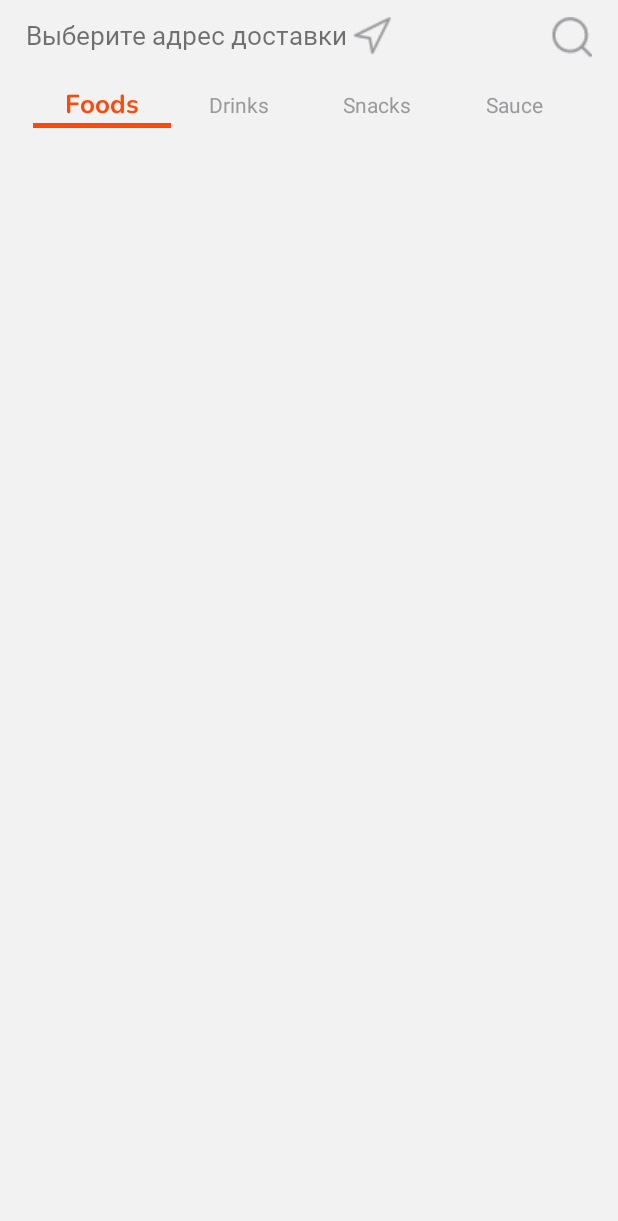
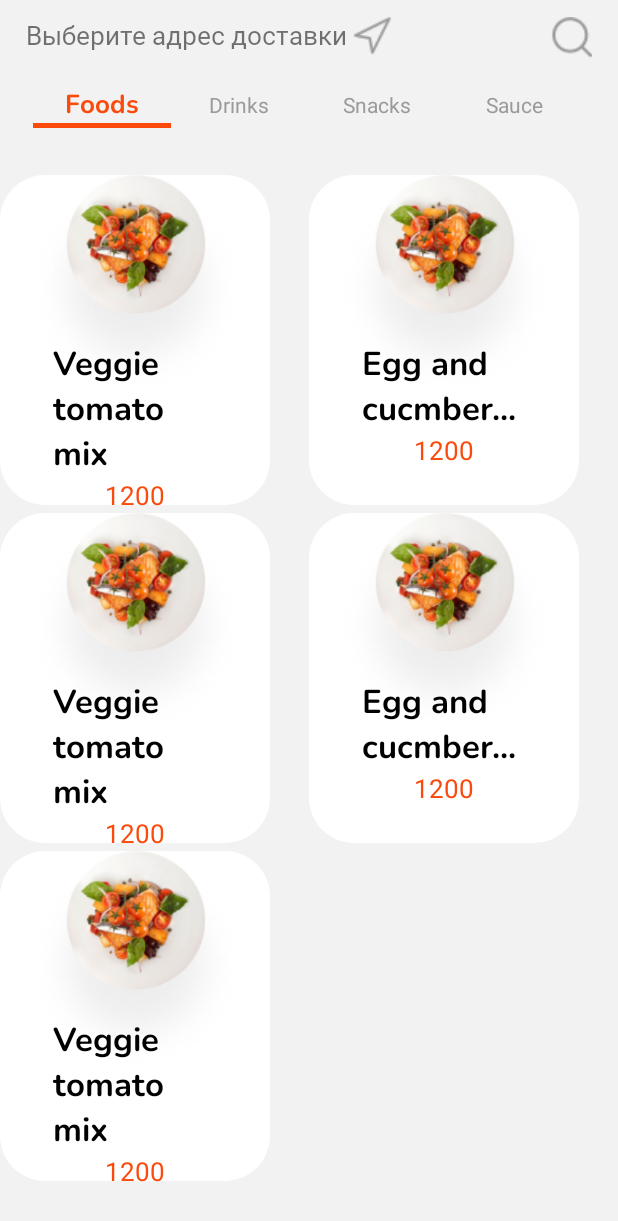
Before and after one commit to LastChanse/WSRFood, an Android app: the MainActivity screen opened directly, with no data from a screen before it, on a phone screen of 412 x 824 dp. Shown: the top 1221 px of the screen. Run offline under Robolectric (Android 15) with nearby library versions, the phone set to English and light mode, and no system bars; our stand-ins replace Volley; network calls fail; 1 statement that could not run was skipped.

Commit message:
Added test content on Main screen

```diff
--- a/app/src/main/AndroidManifest.xml
+++ b/app/src/main/AndroidManifest.xml
@@ -17,12 +17,12 @@
         <activity
             android:name=".SignInScreenActivity"
             android:screenOrientation="portrait"
-            android:noHistory="true"
+            android:noHistory="false"
             android:exported="false" />
         <activity
             android:name=".SignUpScreenActivity"
             android:screenOrientation="portrait"
-            android:noHistory="true"
+            android:noHistory="false"
             android:exported="false" />
         <activity
             android:name=".OnBoardingScreenActivity"
--- a/app/src/main/java/com/example/wsrfood/LaunchScreenActivity.java
+++ b/app/src/main/java/com/example/wsrfood/LaunchScreenActivity.java
@@ -25,6 +25,8 @@ import org.json.JSONException;
 
 @SuppressLint("CustomSplashScreen")
 public class LaunchScreenActivity extends AppCompatActivity {
+
+    public final String[] resIs = {""}; // Переменная для хранения ответа от сервера
 
     @Override
     protected void onCreate(Bundle savedInstanceState) {
@@ -87,8 +89,6 @@ public class LaunchScreenActivity extends AppCompatActivity {
             // Функция подключения к серверу
             public boolean tryGetVersion() throws JSONException {
 
-                final String[] resIs = {""}; // Переменная для хранения ответа от сервера
-
                 String url = "https://food.madskill.ru/dishes/version";
 
                 RequestQueue requestQueue = Volley.newRequestQueue(LaunchScreenActivity.this);
--- a/app/src/main/java/com/example/wsrfood/MainActivity.java
+++ b/app/src/main/java/com/example/wsrfood/MainActivity.java
@@ -1,16 +1,33 @@
 package com.example.wsrfood;
 
 import androidx.appcompat.app.AppCompatActivity;
+import androidx.recyclerview.widget.GridLayoutManager;
+import androidx.recyclerview.widget.RecyclerView;
 
 import android.os.Bundle;
 
+import java.util.ArrayList;
+
 public class MainActivity extends AppCompatActivity {
+
+    ArrayList<MenuItem> menuItems = new ArrayList<MenuItem>();
 
     @Override
     protected void onCreate(Bundle savedInstanceState) {
         super.onCreate(savedInstanceState);
         setContentView(R.layout.activity_main);
+        setInitialData();
+        RecyclerView recyclerView = findViewById(R.id.list);
+        recyclerView.setLayoutManager(new GridLayoutManager(this, 2));
+        MenuItemAdapter adapter = new MenuItemAdapter(this, menuItems);
+        recyclerView.setAdapter(adapter);
+    }
+    private void setInitialData(){
 
-
+        menuItems.add(new MenuItem ("Veggie tomato mix", 1200, R.drawable.dish_default_icon));
+        menuItems.add(new MenuItem ("Egg and cucmber...", 1200, R.drawable.dish_default_icon));
+        menuItems.add(new MenuItem ("Veggie tomato mix", 1200, R.drawable.dish_default_icon));
+        menuItems.add(new MenuItem ("Egg and cucmber...", 1200, R.drawable.dish_default_icon));
+        menuItems.add(new MenuItem ("Veggie tomato mix", 1200, R.drawable.dish_default_icon));
     }
 }
--- /dev/null
+++ b/app/src/main/java/com/example/wsrfood/MenuItem.java
@@ -0,0 +1,73 @@
+package com.example.wsrfood;
+
+public class MenuItem {
+    private int dishId;
+    private String category;
+    private String nameDish;
+    private int price;
+    private int iconResource;
+    private String version;
+
+    public MenuItem(String nameDish, int price, int iconResource) {
+        this.nameDish = nameDish;
+        this.price = price;
+        this.iconResource = iconResource;
+    }
+
+    public MenuItem(int dishId, String category, String nameDish, int price, int iconResource, String version) {
+        this.dishId = dishId;
+        this.category = category;
+        this.nameDish = nameDish;
+        this.price = price;
+        this.iconResource = iconResource;
+        this.version = version;
+    }
+
+    public int getDishId() {
+        return dishId;
+    }
+
+    public void setDishId(int dishId) {
+        this.dishId = dishId;
+    }
+
+    public String getCategory() {
+        return category;
+    }
+
+    public void setCategory(String category) {
+        this.category = category;
+    }
+
+    public String getNameDish() {
+        return nameDish;
+    }
+
+    public void setNameDish(String nameDish) {
+        this.nameDish = nameDish;
+    }
+
+    public int getPrice() {
+        return price;
+    }
+
+    public void setPrice(int price) {
+        this.price = price;
+    }
+
+    public int getIconResource() {
+        return iconResource;
+    }
+
+    public void setIconResource(int iconResource) {
+        this.iconResource = iconResource;
+    }
+
+    public String getVersion() {
+        return version;
+    }
+
+    public void setVersion(String version) {
+        this.version = version;
+    }
+}
--- /dev/null
+++ b/app/src/main/java/com/example/wsrfood/MenuItemAdapter.java
@@ -0,0 +1,54 @@
+package com.example.wsrfood;
+
+import android.content.Context;
+import android.view.LayoutInflater;
+import android.view.View;
+import android.view.ViewGroup;
+import android.widget.ImageView;
+import android.widget.TextView;
+
+import androidx.recyclerview.widget.RecyclerView;
+
+import java.util.ArrayList;
+import java.util.List;
+
+public class MenuItemAdapter extends RecyclerView.Adapter<MenuItemAdapter.ViewHolder>{
+
+    private final LayoutInflater inflater;
+    private final List<MenuItem> menuItems;
+
+    MenuItemAdapter(Context context, ArrayList<com.example.wsrfood.MenuItem> menuItems) {
+        this.menuItems = menuItems;
+        this.inflater = LayoutInflater.from(context);
+    }
+    @Override
+    public  MenuItemAdapter.ViewHolder onCreateViewHolder(ViewGroup parent, int viewType) {
+        View view = inflater.inflate(R.layout.item_layout, parent, false);
+        return new ViewHolder(view);
+    }
+
+    @Override
+    public void onBindViewHolder( MenuItemAdapter.ViewHolder holder, int position) {
+        MenuItem menuItem = menuItems.get(position);
+
+        holder.iconView.setImageResource(menuItem.getIconResource());
+        holder.nameView.setText(menuItem.getNameDish());
+        holder.priceView.setText(String.valueOf(menuItem.getPrice()));
+    }
+
+    @Override
+    public int getItemCount() {
+        return menuItems.size();
+    }
+
+    public static class ViewHolder extends RecyclerView.ViewHolder {
+        final ImageView iconView;
+        final TextView nameView, priceView;
+        ViewHolder(View view){
+            super(view);
+            iconView = view.findViewById(R.id.dish_icon);
+            nameView = view.findViewById(R.id.name);
+            priceView = view.findViewById(R.id.price);
+        }
+    }
+}
--- a/app/src/main/res/layout/activity_main.xml
+++ b/app/src/main/res/layout/activity_main.xml
@@ -170,7 +170,18 @@
 
     </RadioGroup>
 
+    <androidx.recyclerview.widget.RecyclerView
+        android:id="@+id/list"
+        android:layout_width="match_parent"
+        android:layout_height="wrap_content"
+        android:orientation="vertical"
 
+        app:layoutManager="androidx.recyclerview.widget.GridLayoutManager"
+
+        app:layout_constraintBottom_toBottomOf="parent"
+        app:layout_constraintLeft_toLeftOf="parent"
+        app:layout_constraintRight_toRightOf="parent"
+        app:layout_constraintTop_toBottomOf="@+id/daily_weekly_button_view"></androidx.recyclerview.widget.RecyclerView>
 
     <!--<SearchView
         android:id="@+id/searchView"
--- /dev/null
+++ b/app/src/main/res/layout/item_layout.xml
@@ -0,0 +1,53 @@
+<?xml version="1.0" encoding="utf-8"?>
+<androidx.constraintlayout.widget.ConstraintLayout xmlns:android="http://schemas.android.com/apk/res/android"
+    xmlns:app="http://schemas.android.com/apk/res-auto"
+    android:layout_width="wrap_content"
+    android:layout_height="wrap_content"
+    android:layout_gravity="center">
+
+    <ImageView
+        android:layout_width="180dp"
+        android:layout_height="220dp"
+        android:src="@drawable/button_background"
+        app:layout_constraintBottom_toBottomOf="parent"
+        app:layout_constraintEnd_toEndOf="parent"
+        app:layout_constraintLeft_toLeftOf="parent"
+        app:layout_constraintStart_toStartOf="parent"
+        app:layout_constraintTop_toTopOf="parent"
+        app:layout_constraintVertical_bias="0.0"></ImageView>
+
+    <ImageView
+        android:id="@+id/dish_icon"
+        android:layout_width="150dp"
+        android:layout_height="150dp"
+        android:layout_marginBottom="-40dp"
+        app:layout_constraintBottom_toTopOf="@+id/name"
+        app:layout_constraintBottom_toBottomOf="parent"
+        app:layout_constraintEnd_toEndOf="parent"
+        app:layout_constraintLeft_toLeftOf="parent"
+        app:layout_constraintStart_toStartOf="parent" />
+
+    <TextView
+        android:id="@+id/name"
+        android:layout_width="wrap_content"
+        android:layout_height="wrap_content"
+        android:text="Название"
+        android:fontFamily="@font/nunito_bold"
+        android:textColor="@color/black"
+        android:textSize="22sp"
+        android:maxWidth="110dp"
+        app:layout_constraintBottom_toTopOf="@+id/price"
+        app:layout_constraintEnd_toEndOf="parent"
+        app:layout_constraintStart_toStartOf="parent" />
+
+    <TextView
+        android:id="@+id/price"
+        android:layout_width="wrap_content"
+        android:layout_height="wrap_content"
+        android:text="Цена"
+        android:textColor="#FA4A0C"
+        android:textSize="17dp"
+        app:layout_constraintEnd_toEndOf="parent"
+        app:layout_constraintStart_toStartOf="parent"
+        app:layout_constraintTop_toBottomOf="@+id/name"/>
+</androidx.constraintlayout.widget.ConstraintLayout>
```
Also changed, not shown: app/src/main/res/drawable/dish_default_icon.png (added), app/src/main/res/drawable/menu_item_background.png (added).
